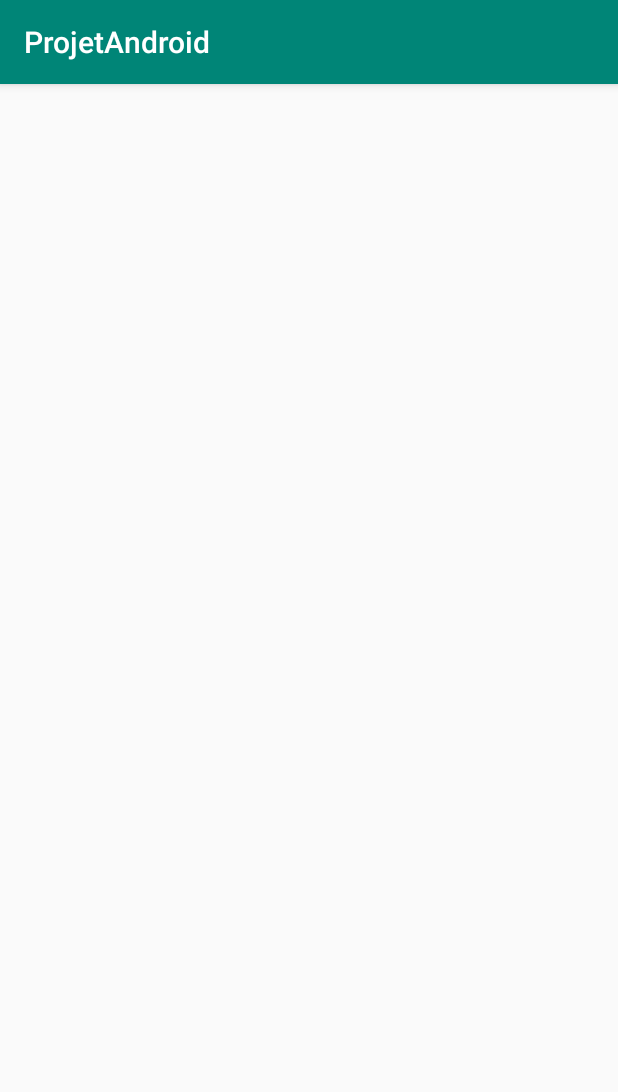
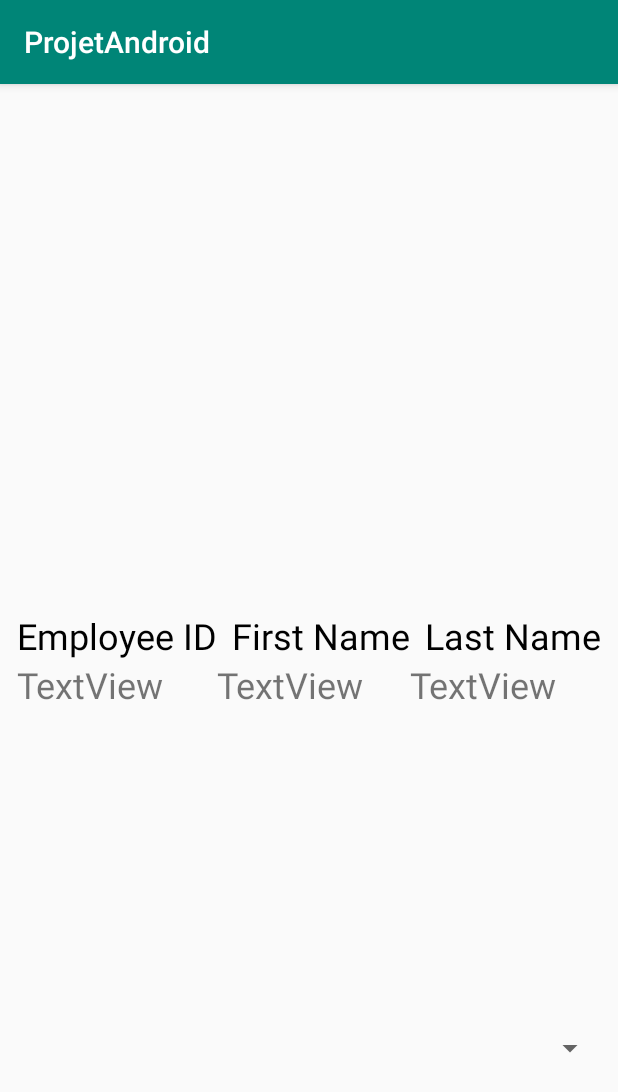
Before and after one commit to SatoNaka55/Projet-Android, an Android app: the EmployeeListActivity screen opened directly, with no data from a screen before it, on a phone screen of 412 x 824 dp. Shown: the top 1092 px of the screen. Run offline under Robolectric (Android 15) with nearby library versions, the phone set to English and light mode, and no system bars.

Commit message:
Added stuff

```diff
--- a/app/src/main/java/com/example/projetandroid/database/EmployeeService.java
+++ b/app/src/main/java/com/example/projetandroid/database/EmployeeService.java
@@ -3,4 +3,6 @@ package com.example.projetandroid.database;
 public class EmployeeService {
 
 
+
+
 }
--- a/app/src/main/res/layout/activity_employee_list.xml
+++ b/app/src/main/res/layout/activity_employee_list.xml
@@ -6,4 +6,98 @@
     android:layout_height="match_parent"
     tools:context=".EmployeeListActivity">
 
+    <TableLayout
+        android:layout_width="wrap_content"
+        android:layout_height="wrap_content"
+        app:layout_constraintBottom_toBottomOf="parent"
+        app:layout_constraintEnd_toEndOf="parent"
+        app:layout_constraintHorizontal_bias="0.5"
+        app:layout_constraintStart_toStartOf="parent"
+        app:layout_constraintTop_toTopOf="parent">
+
+        <TableRow
+            android:layout_width="match_parent"
+            android:layout_height="match_parent"
+            android:gravity="center">
+
+            <TextView
+                android:id="@+id/columnID"
+                android:layout_width="wrap_content"
+                android:layout_height="wrap_content"
+                android:text="Employee ID"
+                android:textColor="#000000"
+                android:textSize="24sp" />
+
+
+            <TextView
+                android:id="@+id/firstNameColumn"
+                android:layout_width="wrap_content"
+                android:layout_height="wrap_content"
+                android:layout_marginLeft="10dp"
+                android:text="First Name"
+                android:textColor="#000000"
+                android:textSize="24sp" />
+
+
+            <TextView
+                android:id="@+id/lastNameColumn"
+                android:layout_width="wrap_content"
+                android:layout_height="wrap_content"
+                android:layout_marginLeft="10dp"
+                android:text="Last Name"
+                android:textColor="#000000"
+                android:textSize="24sp" />
+
+        </TableRow>
+
+        <TableRow
+            android:id="@+id/dataRow1"
+            android:layout_width="match_parent"
+            android:layout_height="match_parent"
+            android:gravity="center">
+
+            <TextView
+                android:id="@+id/dataId1"
+                android:layout_width="wrap_content"
+                android:layout_height="wrap_content"
+                android:text="TextView"
+                android:textSize="24sp" />
+
+            <TextView
+                android:id="@+id/dataFName1"
+                android:layout_width="wrap_content"
+                android:layout_height="wrap_content"
+                android:text="TextView"
+                android:textSize="24sp" />
+
+            <TextView
+                android:id="@+id/dataLName1"
+                android:layout_width="wrap_content"
+                android:layout_height="wrap_content"
+                android:text="TextView"
+                android:textSize="24sp" />
+        </TableRow>
+
+        <TableRow
+            android:layout_width="match_parent"
+            android:layout_height="match_parent" />
+
+        <TableRow
+            android:layout_width="match_parent"
+            android:layout_height="match_parent" />
+
+        <TableRow
+            android:layout_width="match_parent"
+            android:layout_height="match_parent" />
+    </TableLayout>
+
+    <Spinner
+        android:id="@+id/spinner"
+        android:layout_width="395dp"
+        android:layout_height="wrap_content"
+        app:layout_constraintBottom_toBottomOf="parent"
+        app:layout_constraintEnd_toEndOf="parent"
+        app:layout_constraintStart_toStartOf="parent"
+        app:layout_constraintTop_toTopOf="parent"
+        app:layout_constraintVertical_bias="0.848" />
 </androidx.constraintlayout.widget.ConstraintLayout>
```
